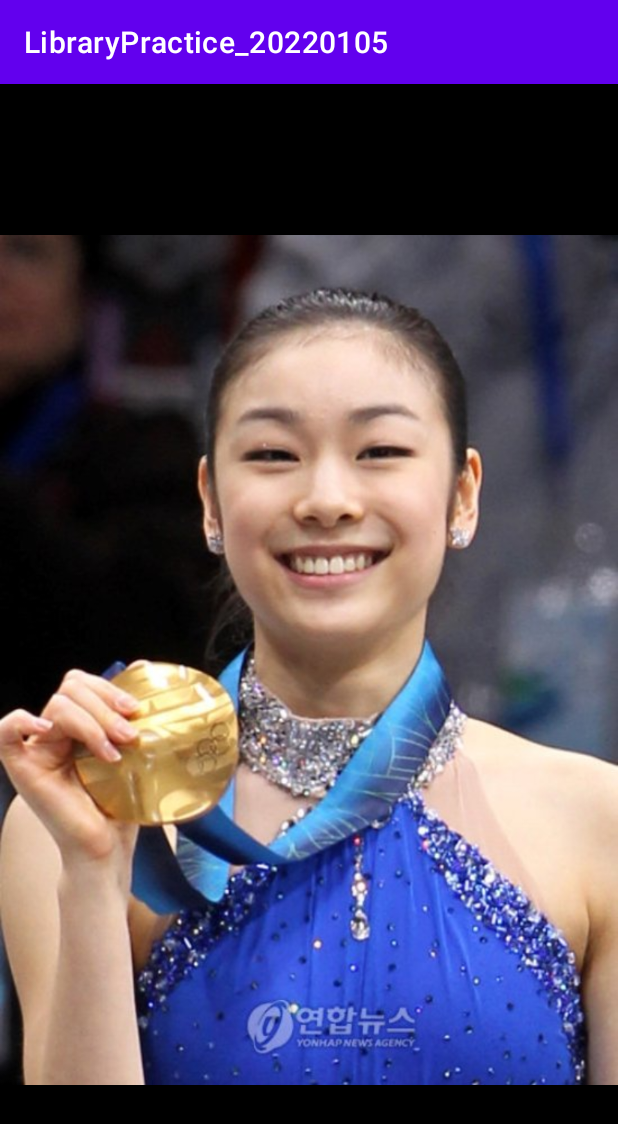
After one commit to nepp-plus/LibraryPractice_20220105, an Android app: the ViewPhotoActivity screen opened directly, with no data from a screen before it, on a phone screen of 412 x 824 dp. The commit adds this screen. Shown: the top 1124 px of the screen. Run offline under Robolectric (Android 15) with nearby library versions, the phone set to English and light mode, and no system bars.

Commit message:
사진 크게 보기 화면 추가

```diff
--- a/app/src/main/AndroidManifest.xml
+++ b/app/src/main/AndroidManifest.xml
@@ -10,6 +10,9 @@
         android:supportsRtl="true"
         android:theme="@style/Theme.LibraryPractice_20220105">
         <activity
+            android:name=".ViewPhotoActivity"
+            android:exported="true" />
+        <activity
             android:name=".MainActivity"
             android:exported="true">
             <intent-filter>
--- a/app/src/main/java/com/neppplus/librarypractice_20220105/MainActivity.kt
+++ b/app/src/main/java/com/neppplus/librarypractice_20220105/MainActivity.kt
@@ -1,11 +1,23 @@
 package com.neppplus.librarypractice_20220105
 
+import android.content.Intent
 import androidx.appcompat.app.AppCompatActivity
 import android.os.Bundle
+import kotlinx.android.synthetic.main.activity_main.*
 
 class MainActivity : AppCompatActivity() {
     override fun onCreate(savedInstanceState: Bundle?) {
         super.onCreate(savedInstanceState)
         setContentView(R.layout.activity_main)
+
+        imgProfilePhoto.setOnClickListener {
+
+//            사진 크게 보기 화면으로 진입. (Intent - 추가 액티비티 필요)
+
+            val myIntent = Intent(this, ViewPhotoActivity::class.java)
+            startActivity(myIntent)
+
+        }
+
     }
 }
--- /dev/null
+++ b/app/src/main/java/com/neppplus/librarypractice_20220105/ViewPhotoActivity.kt
@@ -0,0 +1,11 @@
+package com.neppplus.librarypractice_20220105
+
+import androidx.appcompat.app.AppCompatActivity
+import android.os.Bundle
+
+class ViewPhotoActivity : AppCompatActivity() {
+    override fun onCreate(savedInstanceState: Bundle?) {
+        super.onCreate(savedInstanceState)
+        setContentView(R.layout.activity_view_photo)
+    }
+}
--- a/app/src/main/res/layout/activity_main.xml
+++ b/app/src/main/res/layout/activity_main.xml
@@ -15,6 +15,7 @@
         android:gravity="center">
 
         <de.hdodenhof.circleimageview.CircleImageView
+            android:id="@+id/imgProfilePhoto"
             android:layout_width="100dp"
             android:layout_height="100dp"
             android:src="@drawable/yuna_kim"
--- /dev/null
+++ b/app/src/main/res/layout/activity_view_photo.xml
@@ -0,0 +1,16 @@
+<?xml version="1.0" encoding="utf-8"?>
+<LinearLayout xmlns:android="http://schemas.android.com/apk/res/android"
+    xmlns:app="http://schemas.android.com/apk/res-auto"
+    xmlns:tools="http://schemas.android.com/tools"
+    android:layout_width="match_parent"
+    android:layout_height="match_parent"
+    android:orientation="vertical"
+    android:background="@color/black"
+    tools:context=".ViewPhotoActivity">
+
+    <ImageView
+        android:layout_width="match_parent"
+        android:layout_height="match_parent"
+        android:src="@drawable/yuna_kim"/>
+
+</LinearLayout>
```
